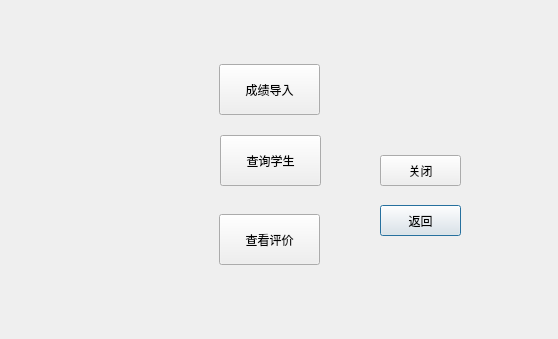
The window that teacher.ui (maikelaolin123/111) describes before a commit, drawn with Qt 5; both pictures show x 0 to 558 and y 185 to 524 of the 558 by 524 pixel window.
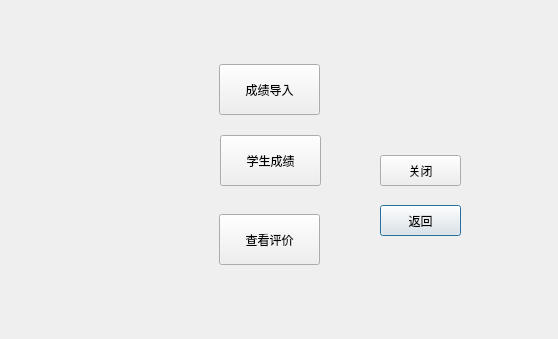
The same window after the commit.

```diff
--- a/teacher.ui
+++ b/teacher.ui
@@ -97,7 +97,7 @@
     </rect>
    </property>
    <property name="text">
-    <string>查询学生</string>
+    <string>学生成绩</string>
    </property>
   </widget>
  </widget>
```
Left out of the diff: 2 changed lines with no effect on the pictures.
